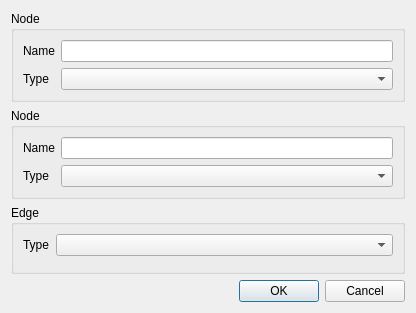
Old version of the form components/graph_editor/src/GraphNewElementDialog.ui in the repository robocomp/dsr-graph.
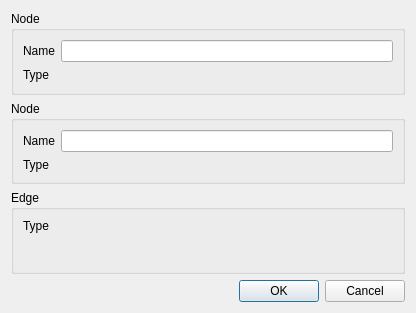
New version of the form.

Commit message: [components] Graph Editor. Added specific combobox for Node, Edge and Attribute types of DSR.

Diff of the .ui file:
```diff
--- a/components/graph_editor/src/GraphNewElementDialog.ui
+++ b/components/graph_editor/src/GraphNewElementDialog.ui
@@ -37,9 +37,6 @@
         </property>
        </widget>
       </item>
-      <item row="1" column="1">
-       <widget class="QComboBox" name="node_type_cmb"/>
-      </item>
      </layout>
     </widget>
    </item>
@@ -66,9 +63,6 @@
       <item row="0" column="1">
        <widget class="QLineEdit" name="node_name_lbl_2"/>
       </item>
-      <item row="1" column="1">
-       <widget class="QComboBox" name="node_type_cmb_2"/>
-      </item>
      </layout>
     </widget>
    </item>
@@ -85,9 +79,6 @@
         </property>
        </widget>
       </item>
-      <item row="0" column="1">
-       <widget class="QComboBox" name="edge_type_cmb"/>
-      </item>
      </layout>
     </widget>
    </item>
```
The commit also changes 5 other files.
